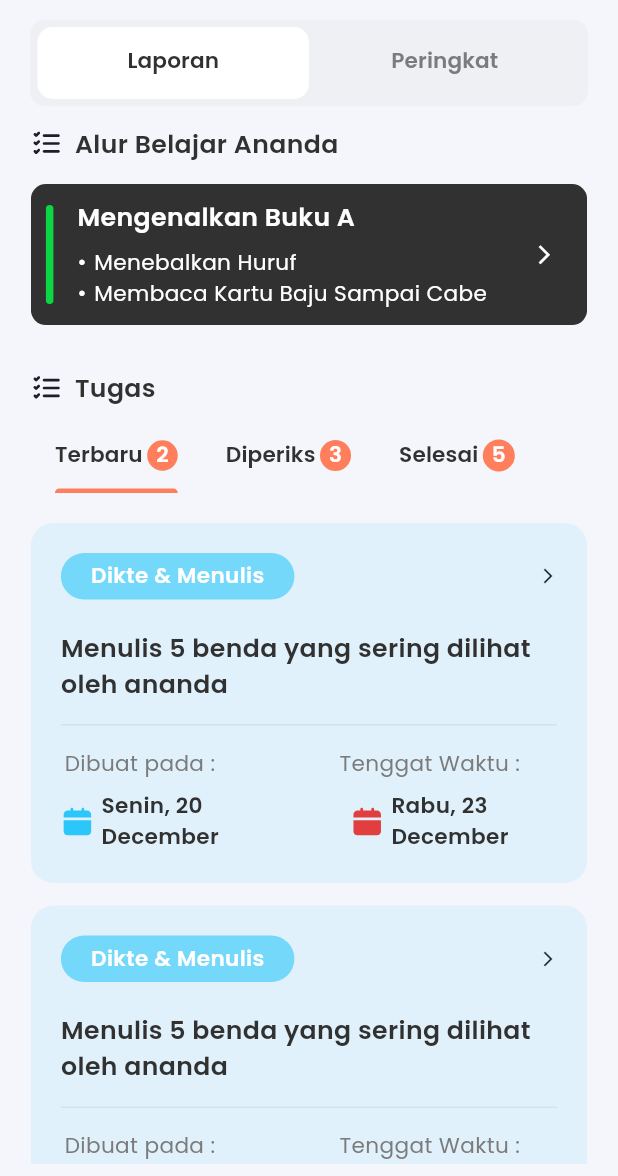
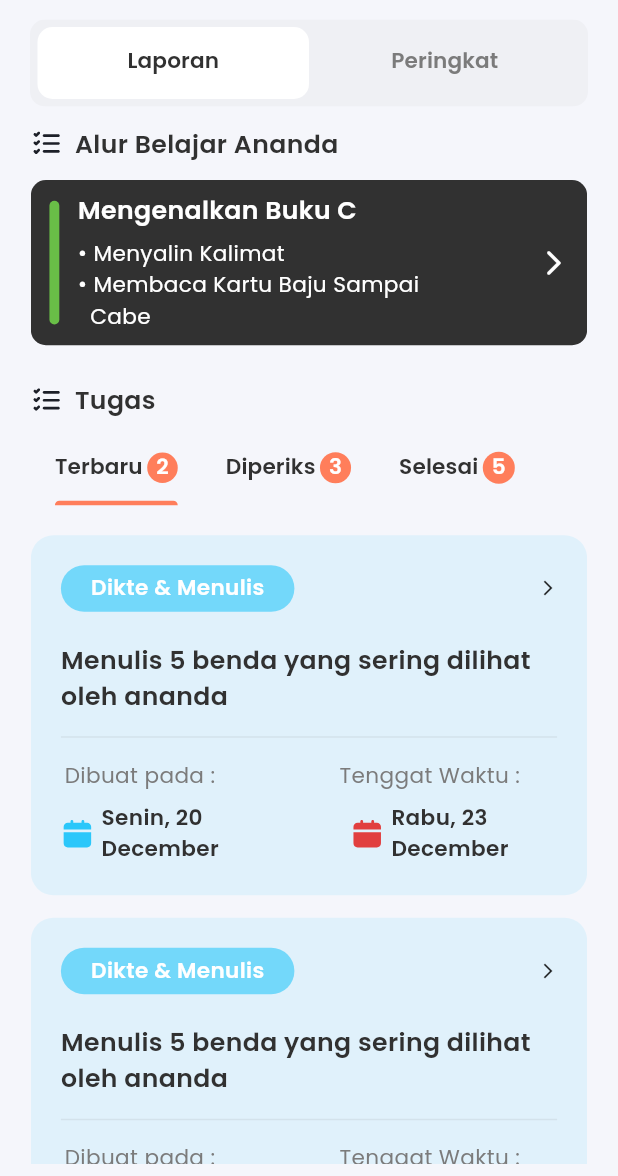
Before and after one commit to Ratih-Shinta/Fun-Education-App, a Flutter app: the LaporanPageView screen opened by its route, scrolled down 576 dp, on a phone screen of 412 x 824 dp, the part 60-1236 px from its top. Run offline on Flutter 3.47's test engine with Material 3 defaults, Android fonts, the phone set to English and light mode, and no system bars; drawn by our look-alikes of auto_size_text; our stand-ins replace dio, easy_date_timeline, fl_chart, flutter_svg, get, google_fonts and 2 more; accounts and stored records are empty; network calls fail.

```diff
--- a/lib/app/pages/laporan-page/components/laporan_page_component_three.dart
+++ b/lib/app/pages/laporan-page/components/laporan_page_component_three.dart
@@ -2,6 +2,7 @@ import 'package:auto_size_text/auto_size_text.dart';
 import 'package:flutter/material.dart';
 import 'package:flutter_svg/svg.dart';
 import 'package:fun_education_app/app/pages/detail-laporan-harian-page/detail_laporan_harian_controller.dart';
+import 'package:fun_education_app/app/pages/laporan-page/components/bottomsheet_alur_belajar_ananda.dart';
 import 'package:fun_education_app/app/pages/laporan-page/laporan_page_controller.dart';
 import 'package:fun_education_app/common/helper/themes.dart';
 import 'package:get/get.dart';
@@ -29,83 +30,124 @@ class LaporanPageComponentThree extends GetView<LaporanPageController> {
             ),
           ],
         ),
-          Container(
-            margin: EdgeInsets.only(top: 15, bottom: 30),
-            padding: EdgeInsets.only(right: 21, left: 10, top: 10, bottom: 10),
+        InkWell(
+          onTap: () {
+            showModalBottomSheet<void>(
+              context: context,
+              builder: (BuildContext context) {
+                return BottomsheetAlurBelajarAnanda();
+              },
+              isScrollControlled: true,
+              backgroundColor: whiteColor,
+            );
+          },
+
+          // {
+          //   showModalBottomSheet(
+          //     context: context,
+          //     builder: (context) => BottomsheetAlurBelajarAnanda(),
+          //     isScrollControlled: true,
+          //   );
+          // },
+          child: Container(
+            margin: EdgeInsets.only(top: height * 0.015, bottom: height * 0.03),
+            padding: EdgeInsets.symmetric(
+              horizontal: width * 0.03,
+              vertical: height * 0.01,
+            ),
+            // height: height * 0.14,
             decoration: BoxDecoration(
               color: blackColor,
               borderRadius: BorderRadius.circular(10),
             ),
             child: Row(
+              mainAxisAlignment: MainAxisAlignment.spaceBetween,
+              children: [
+                Row(
                   children: [
                     Container(
-                  width: 5,
-                  height: height * 0.08,
+                      height: height * 0.1,
+                      width: width * 0.016,
                       decoration: BoxDecoration(
-                    color: successColor,
+                        color: greenColor,
                         borderRadius: BorderRadius.circular(4),
                       ),
                     ),
-                SizedBox(width: 16),
-                Expanded(
-                  child: Column(
+                    SizedBox(width: width * 0.03),
+                    Column(
                       crossAxisAlignment: CrossAxisAlignment.start,
                       children: [
+                        AutoSizeText(
+                          controller.showCurrentAlurBelajarModel.value.tahap ==
+                                  'A'
+                              ? 'Mengenalkan Buku A'
+                              : controller.showCurrentAlurBelajarModel.value
+                                          .tahap ==
+                                      'B'
+                                  ? 'Mengenalkan Buku B'
+                                  : 'Mengenalkan Buku C',
+                          group: AutoSizeGroup(),
+                          maxLines: 1,
+                          style: tsBodyMediumSemibold(whiteColor),
+                        ),
+                        SizedBox(height: height * 0.008),
                         AutoSizeText.rich(
+                          group: AutoSizeGroup(),
+                          maxLines: 1,
                           TextSpan(
-                            text: 'Mengenalkan Buku A',
-                            style: tsBodyMediumSemibold(whiteColor)),
-                      ),
-                      SizedBox(height: 8),
-                      Row(
-                        crossAxisAlignment: CrossAxisAlignment.start,
+                            text: '\u2022 ',
+                            style: tsBodySmallRegular(whiteColor),
                             children: [
-                          AutoSizeText.rich(TextSpan(
-                            text: "•",
-                            style: tsBodySmallRegular(whiteColor),
-                          )),
-                          SizedBox(
-                            width: 5,
-                          ),
-                          Flexible(
-                            child: AutoSizeText.rich(
                               TextSpan(
-                                text: 'Menebalkan Huruf',
+                                // text: 'Menebalkan Huruf',
+                                text: controller.showCurrentAlurBelajarModel
+                                            .value.tahap ==
+                                        'A'
+                                    ? 'Menebalkan Huruf'
+                                    : controller.showCurrentAlurBelajarModel
+                                                .value.tahap ==
+                                            'B'
+                                        ? 'Mencontoh Suku Kata'
+                                        : 'Menyalin Kalimat',
                                 style: tsBodySmallRegular(whiteColor),
                               ),
-                            ),
-                          )
                             ],
                           ),
-                      Row(
-                        crossAxisAlignment: CrossAxisAlignment.start,
+                        ),
+                        AutoSizeText.rich(
+                          group: AutoSizeGroup(),
+                          maxLines: 2,
+                          TextSpan(
+                            text: '\u2022 ',
+                            style: tsBodySmallRegular(whiteColor),
                             children: [
-                          AutoSizeText.rich(TextSpan(
-                            text: "•",
-                            style: tsBodySmallRegular(whiteColor),
-                          )),
-                          SizedBox(
-                            width: 5,
-                          ),
-                          Flexible(
-                            child: AutoSizeText.rich(
                               TextSpan(
-                                text: 'Membaca Kartu Baju Sampai Cabe',
+                                // text: 'Membaca Kartu Baju Sampai\n  Cabe',
+                                text: controller.showCurrentAlurBelajarModel
+                                            .value.tahap ==
+                                        'A'
+                                    ? 'Membaca Kartu Baju Sampai\n  Cabe'
+                                    : controller.showCurrentAlurBelajarModel
+                                                .value.tahap ==
+                                            'B'
+                                        ? 'Membaca Kartu Baju Sampai\n  Cabe'
+                                        : 'Membaca Kartu Baju Sampai\n  Cabe',
                                 style: tsBodySmallRegular(whiteColor),
                               ),
+                            ],
                           ),
-                          )
+                        ),
                       ],
                     ),
                   ],
                 ),
-                ),
                 Icon(
-                  Icons.arrow_forward_ios,
-                  color: Colors.white,
-                  size: 15,
+                  Icons.arrow_forward_ios_rounded,
+                  size: 20,
+                  color: whiteColor,
                 ),
               ],
+            ),
           ),
         ),
       ],
--- a/lib/app/pages/login-page/login_page_controller.dart
+++ b/lib/app/pages/login-page/login_page_controller.dart
@@ -32,7 +32,7 @@ class LoginPageController extends GetxController {
 
       prefs.setString('token', response.data['token']);
       Get.snackbar("Login Success", "Welcome Back!");
-      Get.offAllNamed(Routes.HOME_PAGE);
+      Get.offAllNamed(Routes.LAPORAN_PAGE);
     } catch (e) {
       isLoading(true);
       Get.snackbar("Login Error", "Invalid Username or Password");
```
Also changed, not shown: lib/app/pages/laporan-page/components/bottomsheet_alur_belajar_ananda.dart (+10 -3 lines), lib/app/pages/laporan-page/components/timeline_tile_alur_belajar_ananda.dart (+16 -9 lines), lib/app/pages/login-page/login_page_view.dart (+5 -5 lines). Lines whose indentation alone changed are shown as unchanged.
